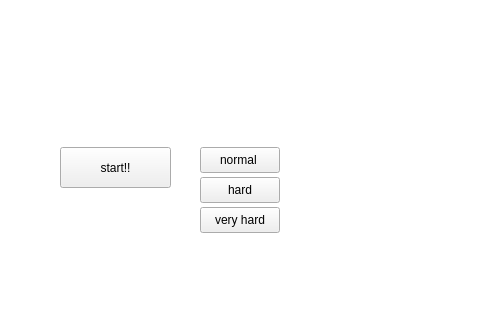
Before: the Qt Designer form mainwindow.ui in rainfallman/project2, drawn with Qt 5; both pictures show x 340 to 820 and y 230 to 550 of the 1010 by 1010 pixel window.
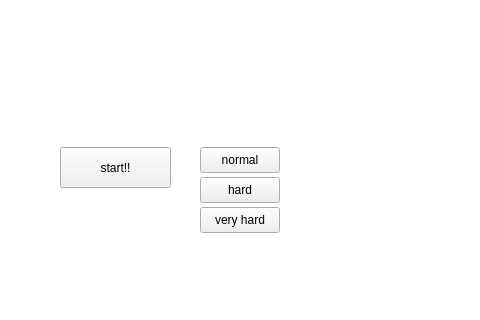
After: the same form once the commit is applied.

The edit to the form file:
```diff
--- a/mainwindow.ui
+++ b/mainwindow.ui
@@ -50,7 +50,7 @@
      </rect>
     </property>
     <property name="text">
-     <string>normal </string>
+     <string>normal</string>
     </property>
    </widget>
    <widget class="QPushButton" name="hard">
```
